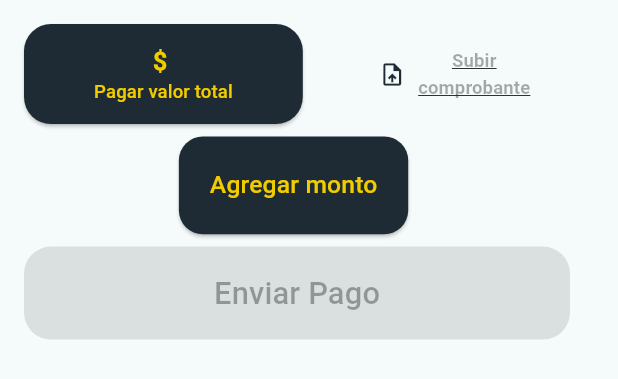
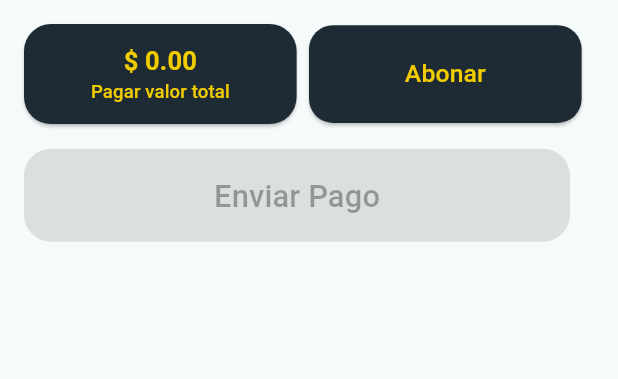
Before and after one commit to joemcara/swimmast_movil, a Flutter app: the TransferSection widget shown alone on an empty page, opened directly with empty values, on a phone screen of 412 x 824 dp. Shown: the top 379 px of the screen. Run offline on Flutter 3.47's test engine with Material 3 defaults, Android fonts, the light colour scheme and no system bars; our stand-ins replace dio, easy_date_timeline, flutter_spinbox, image_picker, popover, table_calendar; accounts and stored records are empty.

Commit message:
update in button in shop screen

```diff
--- a/lib/screens/sport_Person/shop_sport/shop_sport.dart
+++ b/lib/screens/sport_Person/shop_sport/shop_sport.dart
@@ -14,13 +14,13 @@
 class _ShopSportScreenState extends State<ShopSportScreen> {
   List<Map<String, String>> items = [];
 
-    Future<void> _AvilableShopCourse() async{
-      try{
+  Future<void> _AvilableShopCourse() async {
+    try {
       final response = await Dio().get(
         urlBack + 'course/swimmer/' + idUser.toString() + '/catalog/',
       );
 
-        for (var item in response.data){
+      for (var item in response.data) {
         CourseAvailable course = CourseAvailable.fromJson(item);
         Map<String, String> courseMap = {
           'paquete': course.name,
@@ -31,10 +31,8 @@
         };
         items.add(courseMap);
       }
-        setState(() {
-
-        });
-      } catch (e){
+      setState(() {});
+    } catch (e) {
       print(e);
       throw e;
     }
@@ -404,9 +402,8 @@
                 bankDetails: _bankDetails,
               ),
               TransferSection(
-                precio: '100.00',
+                precio: widget.precio,
                 amountController: TextEditingController(),
-                isAmountVisible: _isAmountVisible,
                 onToggleAmountVisibility: () {
                   setState(() {
                     _isAmountVisible = !_isAmountVisible;
@@ -760,15 +757,13 @@
 }
 
 class TransferSection extends StatefulWidget {
-  final String precio;
+  final double precio;
   final TextEditingController amountController;
-  final bool isAmountVisible;
   final VoidCallback onToggleAmountVisibility;
 
   TransferSection({
     required this.precio,
     required this.amountController,
-    required this.isAmountVisible,
     required this.onToggleAmountVisibility,
   });
 
@@ -778,6 +773,12 @@
 class _TransferSectionState extends State<TransferSection> {
   bool isPaymentEnabled = false;
   bool isEnabledPhoto = false;
+  bool isFullPayment = true;
+  bool isAmountVisible = true;
+
+  bool selectfullpayment = true;
+  bool selectamountpayment = false;
+
   XFile? selectedImage;
   Color uploadTextColor = buttoncolorblue;
 
@@ -841,6 +842,30 @@
     });
   }
 
+  void _updateFullPayment() {
+    setState(() {
+      if (selectfullpayment) {
+        isEnabledPhoto = true;
+        isAmountVisible = false;
+      } else {
+        isEnabledPhoto = false;
+        isAmountVisible = true;
+      }
+    });
+  }
+
+  void _updateAmountPayment() {
+    setState(() {
+      if (selectamountpayment) {
+        isEnabledPhoto = true;
+        isFullPayment = false;
+      } else {
+        isEnabledPhoto = false;
+        isFullPayment = true;
+      }
+    });
+  }
+
   @override
   Widget build(BuildContext context) {
     double screenWidth = MediaQuery.of(context).size.width;
@@ -852,7 +877,9 @@
           Row(
             mainAxisAlignment: MainAxisAlignment.center,
             children: [
-              Expanded(
+              Visibility(
+                visible: isFullPayment,
+                child: Expanded(
                   child: ElevatedButton(
                     style: ElevatedButton.styleFrom(
                       backgroundColor: buttoncolorblue,
@@ -867,7 +894,8 @@
                     onPressed: () {
                       // Acción al presionar "Pagar valor total"
                       setState(() {
-                      isEnabledPhoto = true;
+                        selectfullpayment = !selectfullpayment;
+                        _updateFullPayment();
                       });
                     },
                     child: Column(
@@ -875,7 +903,7 @@
                       mainAxisAlignment: MainAxisAlignment.center,
                       children: [
                         Text(
-                        "\$ ${widget.precio}",
+                          "\$ ${widget.precio.toStringAsFixed(2)}",
                           style: TextStyle(
                             fontSize: 17,
                             fontWeight: FontWeight.bold,
@@ -889,8 +917,39 @@
                     ),
                   ),
                 ),
+              ),
               SizedBox(width: screenWidth * 0.02),
-              Expanded(
+              Visibility(
+                visible: isAmountVisible,
+                child: Expanded(
+                  child: ElevatedButton(
+                    style: ElevatedButton.styleFrom(
+                      backgroundColor: buttoncolorblue,
+                      foregroundColor: buttoncoloryellow,
+                      shape: RoundedRectangleBorder(
+                        borderRadius: BorderRadius.circular(16.0),
+                      ),
+                      padding: EdgeInsets.symmetric(
+                          vertical: screenWidth * 0.05,
+                          horizontal: screenWidth * 0.05),
+                    ),
+                    //onPressed: widget.onToggleAmountVisibility,
+                    onPressed: () {
+                      setState(() {
+                        selectamountpayment = !selectamountpayment;
+                        _updateAmountPayment();
+                      });
+                    },
+                    child: Text(
+                      "Abonar",
+                      style: TextStyle(fontSize: screenWidth * 0.04),
+                    ),
+                  ),
+                ),
+              ),
+              Visibility(
+                visible: isEnabledPhoto,
+                child: Expanded(
                   child: TextButton(
                     style: TextButton.styleFrom(
                       foregroundColor: uploadTextColor,
@@ -925,40 +984,39 @@
                     ),
                   ),
                 ),
+              ),
+              SizedBox(width: screenWidth * 0.02),
             ],
           ),
           SizedBox(height: screenWidth * 0.02),
           Row(
-            mainAxisAlignment: widget.isAmountVisible
+            mainAxisAlignment: selectamountpayment
                 ? MainAxisAlignment.spaceBetween
                 : MainAxisAlignment.center,
             children: [
-              ElevatedButton(
-                style: ElevatedButton.styleFrom(
-                  backgroundColor: buttoncolorblue,
-                  foregroundColor: buttoncoloryellow,
-                  shape: RoundedRectangleBorder(
-                    borderRadius: BorderRadius.circular(16.0),
-                  ),
+              Visibility(
+                visible: selectamountpayment,
+                child: Padding(
                   padding: EdgeInsets.symmetric(
                       vertical: screenWidth * 0.05,
                       horizontal: screenWidth * 0.05),
-                ),
-                onPressed: widget.onToggleAmountVisibility,
                   child: Text(
-                  "Agregar monto",
-                  style: TextStyle(fontSize: screenWidth * 0.04),
+                    "Monto a abonar:",
+                    style: TextStyle(
+                        fontSize: 14,
+                        fontWeight: FontWeight.bold,
+                        color: buttoncolorblue),
                   ),
                 ),
-              SizedBox(width: screenWidth * 0.05),
+              ),
               Visibility(
-                visible: widget.isAmountVisible,
+                visible: selectamountpayment,
                 child: Padding(
                   padding: EdgeInsets.symmetric(
                       vertical: screenWidth * 0.02,
-                      horizontal: screenWidth * 0.002),
+                      horizontal: screenWidth * 0.01),
                   child: Container(
-                    width: screenWidth * 0.3,
+                    //width: screenWidth * 0.3,
                     child: TextField(
                       controller: widget.amountController,
                       keyboardType:
```
Lines whose indentation alone changed are shown as unchanged.
